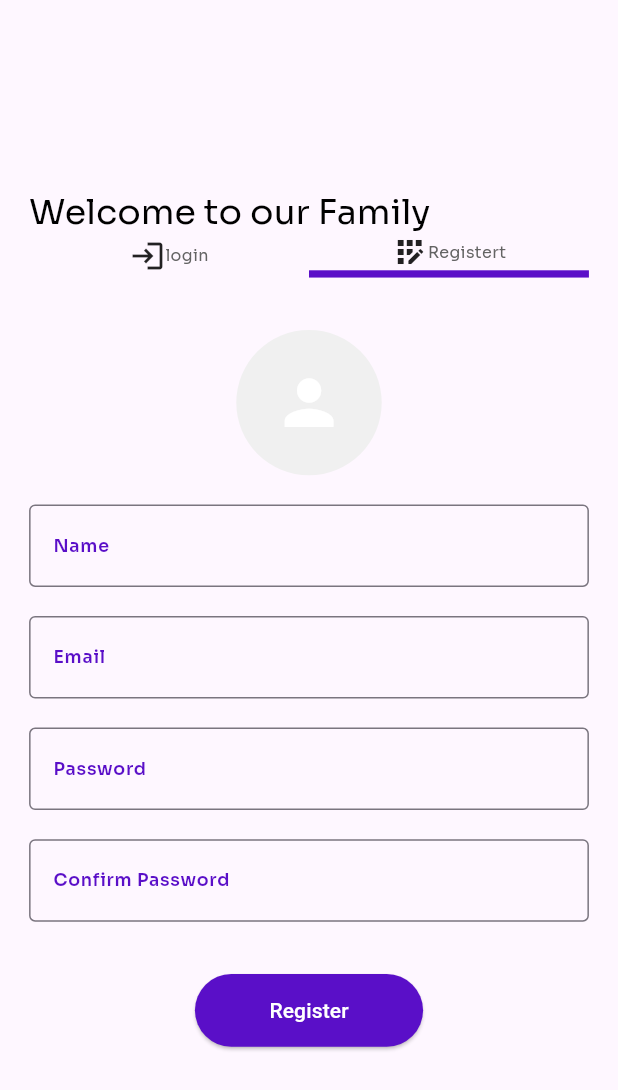
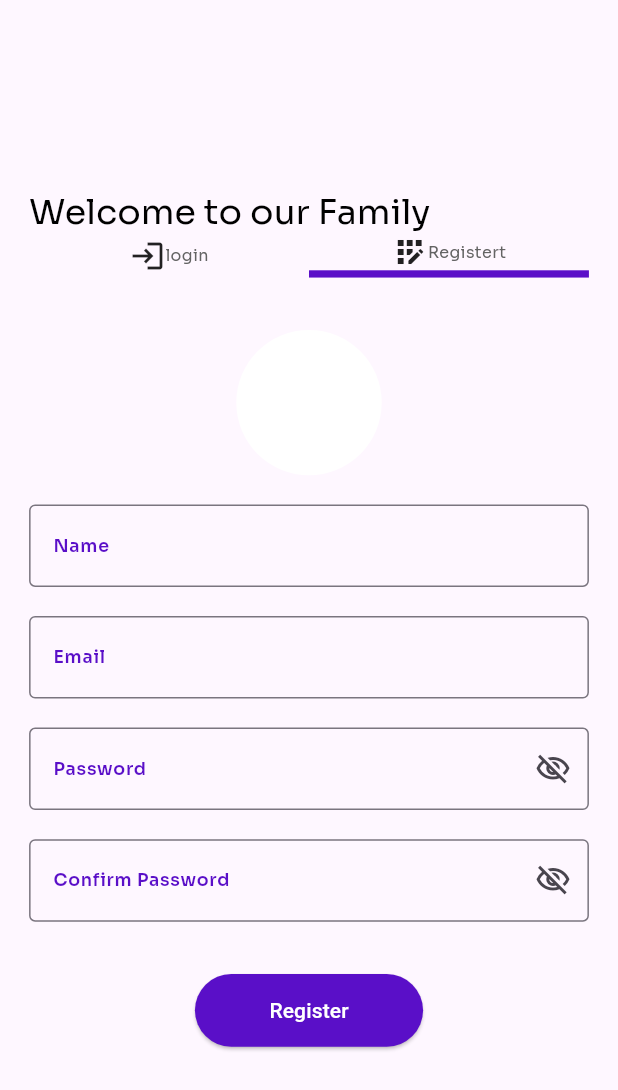
Before and after one commit to Momen-Yosri/Talk-Line, a Flutter app: the screen it shows after launch, after a tap on "Registert", on a phone screen of 412 x 824 dp. Shown: the top 1090 px of the screen. Run offline on Flutter 3.47's test engine with Material 3 defaults, Android fonts, the phone set to English and light mode, and no system bars; our stand-ins replace cloud_firestore, firebase_auth, firebase_core, flutter_screenutil, google_fonts; accounts and stored records are empty; generated files the repository leaves out were written again.

Commit message:
Refactor authentication forms to enhance password handling and update message model; adjust UI elements for better usability.

```diff
--- a/lib/core/model/message_model.dart
+++ b/lib/core/model/message_model.dart
@@ -1,5 +1,3 @@
-import 'package:cloud_firestore/cloud_firestore.dart';
-
 class MessageModel {
   static const String collectionName = 'messages';
   String messageID;
--- a/lib/features/authentication/login/login_templete.dart
+++ b/lib/features/authentication/login/login_templete.dart
@@ -64,7 +64,7 @@
                   }
                   else
                   {return null;}
-                } ,hint: "",label:"password" ,controller: passwordController,),
+                } ,hint: "",label:"password" ,controller: passwordController,isPassword: true,),
                 SizedBox(
                   height: 36.h,
                 ),
--- a/lib/features/authentication/register/register_templeter.dart
+++ b/lib/features/authentication/register/register_templeter.dart
@@ -44,7 +44,7 @@
         child: Column(children: [
           CircleAvatar(
             radius: 50.r,
-            backgroundColor: Color(0xffF0F0F0),
+            backgroundColor: Colors.white,
             child: Icon(
               Icons.person,
               size: 50.r,
@@ -97,7 +97,7 @@
                   return null;
                 }
               },
-              controller: passController),
+              controller: passController,isPassword: true,),
           SizedBox(
             height: 20.h,
           ),
@@ -111,7 +111,7 @@
                   return null;
                 }
               },
-              controller: confirmController),
+              controller: confirmController,isPassword: true,),
           SizedBox(
             height: 36.h,
           ),
--- a/lib/features/authentication/widgets/custom_form_field.dart
+++ b/lib/features/authentication/widgets/custom_form_field.dart
@@ -1,44 +1,66 @@
 import 'package:flutter/material.dart';
 import 'package:flutter_screenutil/flutter_screenutil.dart';
 import 'package:talk_line/core/style/app_colors.dart';
-class CustomTextFormField extends StatelessWidget {
-  String label;
-  String hint;
-  TextInputType keyboardType = TextInputType.text;
-  bool isTextObscured = false;
-  bool isPassword = false;
-  String? Function(String?) validator;
-  TextEditingController controller;
 
-  CustomTextFormField(
-      {super.key,
+class CustomTextFormField extends StatefulWidget {
+  final String label;
+  final String hint;
+  final TextInputType keyboardType;
+  final bool isPassword;
+  final String? Function(String?) validator;
+  final TextEditingController controller;
+
+  const CustomTextFormField({
+    super.key,
     required this.label,
     required this.hint,
     this.keyboardType = TextInputType.text,
-      this.isTextObscured = false,
     this.isPassword = false,
     required this.validator,
-      required this.controller});
+    required this.controller,
+  });
+
+  @override
+  State<CustomTextFormField> createState() => _CustomTextFormFieldState();
+}
+
+class _CustomTextFormFieldState extends State<CustomTextFormField> {
+  bool _isTextObscured = true;
+
   @override
   Widget build(BuildContext context) {
     return TextFormField(
       decoration: InputDecoration(
-
-          hintText: hint,
-          label: Text(
-            label,
+        hintText: widget.hint,
+        label: Text(widget.label),
+        labelStyle: TextStyle(
+          color: AppColors.primaryColor,
+          fontSize: 12.sp,
         ),
-          labelStyle: TextStyle(color: AppColors.primaryColor, fontSize: 12.sp),
-          hintStyle: TextStyle(color: Colors.grey, fontSize: 12.sp),
-          border: OutlineInputBorder(),
-          suffixIcon: isPassword
+        hintStyle: TextStyle(
+          color: Colors.grey,
+          fontSize: 12.sp,
+        ),
+        border: const OutlineInputBorder(),
+        suffixIcon: widget.isPassword
             ? IconButton(
-                  icon:  Icon(Icons.visibility_off_outlined), onPressed: () {})
-              : null),
-      validator: validator,
-      controller: controller,
-      keyboardType: keyboardType,
-      obscureText: isPassword ?true: isTextObscured,
+                icon: Icon(
+                  _isTextObscured
+                      ? Icons.visibility_off_outlined
+                      : Icons.visibility_outlined,
+                ),
+                onPressed: () {
+                  setState(() {
+                    _isTextObscured = !_isTextObscured;
+                  });
+                },
+              )
+            : null,
+      ),
+      validator: widget.validator,
+      controller: widget.controller,
+      keyboardType: widget.keyboardType,
+      obscureText: widget.isPassword && _isTextObscured,
     );
   }
 }
--- a/lib/features/home_screen/widgets/contact_card.dart
+++ b/lib/features/home_screen/widgets/contact_card.dart
@@ -2,7 +2,6 @@
 import 'package:flutter_screenutil/flutter_screenutil.dart';
 import 'package:talk_line/core/model/room_model.dart';
 import 'package:talk_line/features/chat_screen/chat_screen.dart';
-
 class RoomCard extends StatelessWidget {
   RoomModel room;
   // final String name;
```
Also changed, not shown: pubspec.lock. Lines whose indentation alone changed are shown as unchanged.
